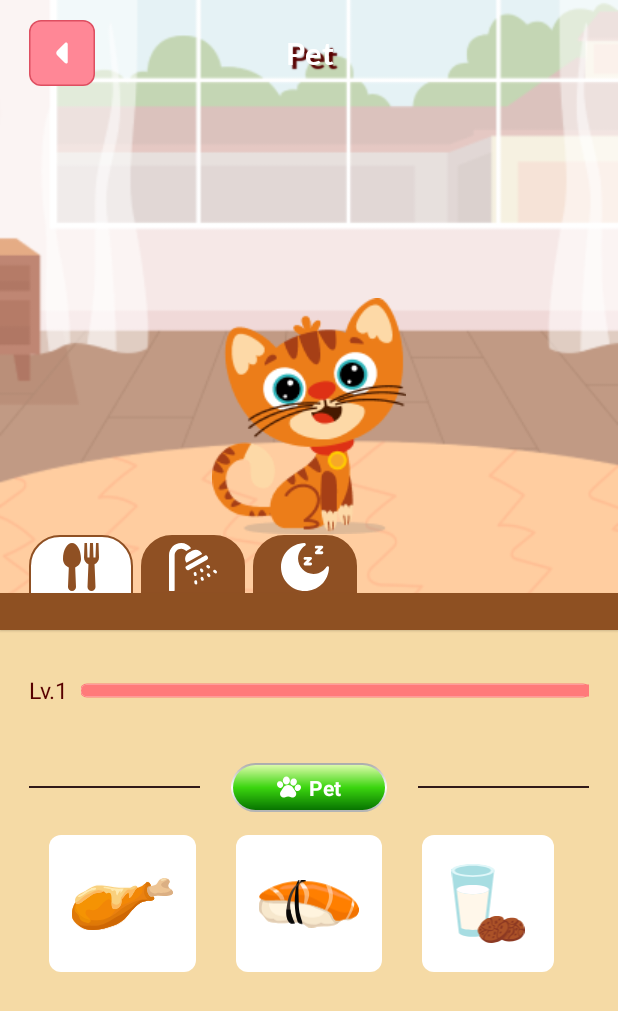
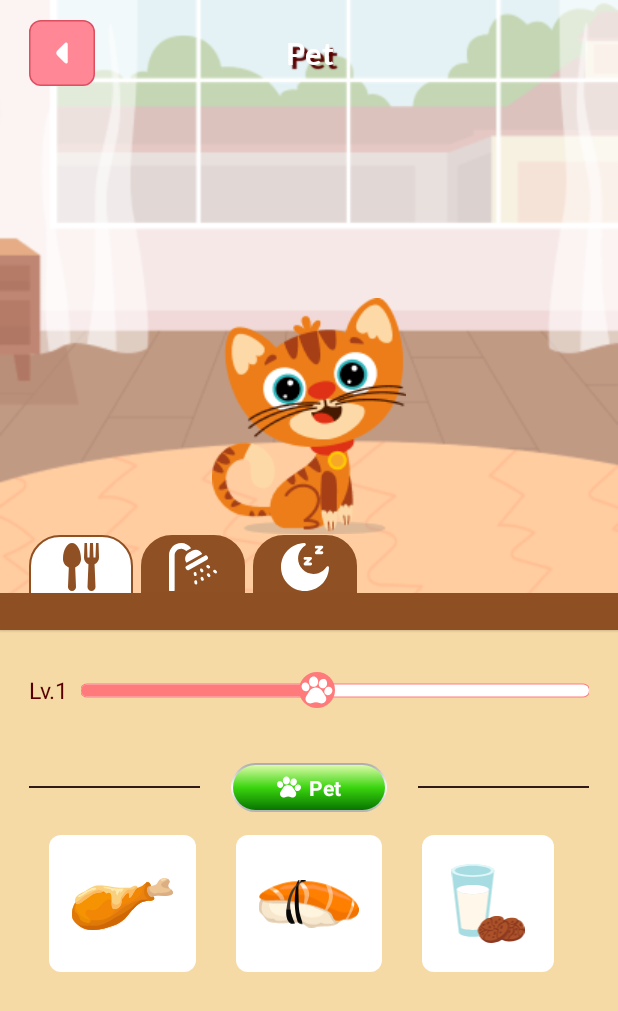
Before and after one commit to hvu0712/base_widget, an Android app: the DetailsPetActivity screen opened directly, with no data from a screen before it, on a phone screen of 412 x 824 dp. Shown: the top 1011 px of the screen. Run offline under Robolectric (Android 15) with nearby library versions, the phone set to English and light mode, and no system bars; our stand-ins replace sdp/ssp sizes.

Commit message:
fix progress seekbar

```diff
--- a/app/src/main/java/com/example/base_widget/custom/CustomSeeBar.kt
+++ b/app/src/main/java/com/example/base_widget/custom/CustomSeeBar.kt
@@ -8,6 +8,7 @@ import android.graphics.Paint
 import android.graphics.RectF
 import android.graphics.drawable.Drawable
 import android.util.AttributeSet
+import android.util.Log
 import android.widget.FrameLayout
 import androidx.appcompat.content.res.AppCompatResources
 import com.example.base_widget.R
@@ -126,14 +127,10 @@ class CustomSeeBar : FrameLayout {
     }
 
     fun setValue(value: Int) {
-        var newLeft = 0f
-        if (value > maxProgress)
-        {
-            newLeft = ((maxProgress / maxProgress) * width).toFloat()
-        }
-        else
-        {
-            newLeft = ((value / maxProgress) * width).toFloat()
+        val newLeft = if (value >= maxProgress) {
+            (((maxProgress / maxProgress) * pgRect.width()) - thumbHeight)
+        } else {
+            ((((value.toFloat()) / maxProgress) * pgRect.width()) - thumbHeight)
         }
         val oldValue = thumbRect.left
 
@@ -146,6 +143,9 @@ class CustomSeeBar : FrameLayout {
         }
         animator.duration = 500
         animator.start()
+        Log.e("huynq", "maxProgress: ${maxProgress}")
+        Log.e("huynq", "thumbHeight: ${thumbHeight}")
+        Log.e("huynq", "newLeft: ${newLeft}")
     }
 
     override fun onDraw(canvas: Canvas) {
--- a/app/src/main/java/com/example/base_widget/ui/shop/DetailsPetActivity.kt
+++ b/app/src/main/java/com/example/base_widget/ui/shop/DetailsPetActivity.kt
@@ -49,11 +49,11 @@ class DetailsPetActivity : BaseActivity<ActivityDetailsPetBinding>() {
             binding.viewPager.currentItem = 2
         }
         if (binding.sbPet.isCreated) {
-            binding.sbPet.setValue(200)
+            binding.sbPet.setValue(50)
         } else {
             binding.sbPet.setViewCreatedListener(object : CreatedListener {
                 override fun isCreated() {
-                    binding.sbPet.setValue(200)
+                    binding.sbPet.setValue(50)
                 }
 
             })
```
